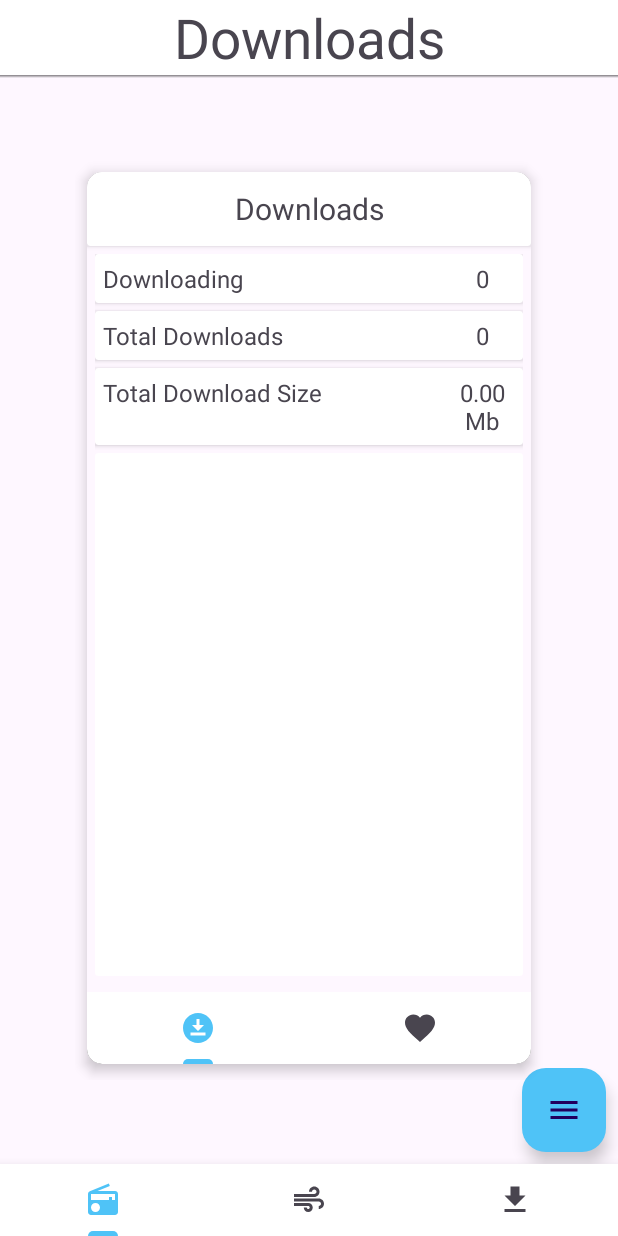
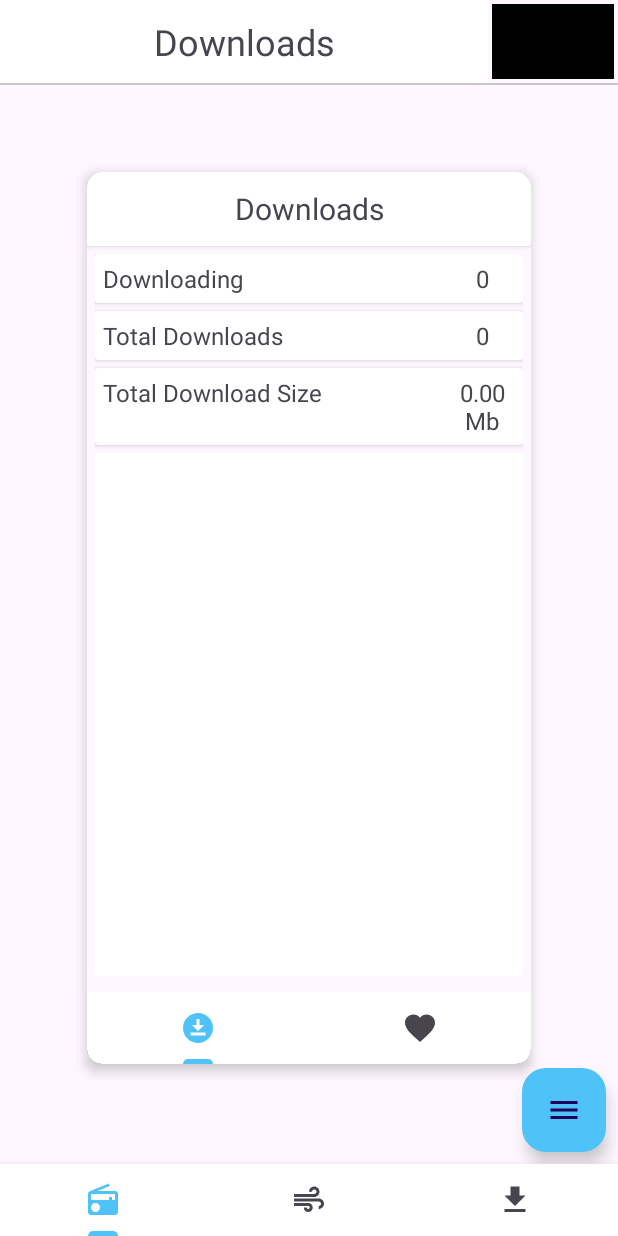
Before and after one commit to Nikhil-punia/radian, an Android app: the screen it shows after launch (MainActivity), after a tap on an icon or button, on a phone screen of 412 x 824 dp. Run offline under Robolectric (Android 15) with nearby library versions, the phone set to English and light mode, and no system bars; libraries missing offline, so code that uses them is left out: com.here.oksse; Roboto replaces fonts that are not available here.

Commit message:
some minor ui changes

```diff
--- a/app/src/main/java/com/example/exp/ui/fragment/Download_window.java
+++ b/app/src/main/java/com/example/exp/ui/fragment/Download_window.java
@@ -11,7 +11,6 @@ import androidx.annotation.OptIn;
 import androidx.fragment.app.Fragment;
 import androidx.media3.common.util.UnstableApi;
 import androidx.media3.ui.PlayerView;
-import androidx.recyclerview.widget.DividerItemDecoration;
 import androidx.recyclerview.widget.LinearLayoutManager;
 import androidx.recyclerview.widget.RecyclerView;
 
@@ -57,8 +56,6 @@ public class Download_window extends Fragment {
 
         RecyclerView recyclerView = view.findViewById(R.id.downloadRecycler);
         recyclerView.setLayoutManager(new LinearLayoutManager(requireContext()));
-        recyclerView.addItemDecoration(new DividerItemDecoration(requireContext(), DividerItemDecoration.VERTICAL));
-        recyclerView.addItemDecoration(new DividerItemDecoration(requireContext(), DividerItemDecoration.HORIZONTAL));
         recyclerView.setAdapter(new Download_adapter(getChannelData(),getContext(),pS));
     }
 
--- a/app/src/main/res/drawable/download_channel_item_container_border.xml
+++ b/app/src/main/res/drawable/download_channel_item_container_border.xml
@@ -3,12 +3,12 @@
     android:shape="rectangle" >
 
     <stroke
-        android:width="10dp"
-        android:color="?attr/colorOnSurfaceInverse" >
+        android:width="2.5dp"
+        android:color="@color/color_primary_light">
     </stroke>
 
     <corners
-        android:radius="1.5dp">
+        android:radius="0dp">
     </corners>
 
 </shape>
--- a/app/src/main/res/layout/fragment_download.xml
+++ b/app/src/main/res/layout/fragment_download.xml
@@ -6,27 +6,9 @@
     android:layout_height="match_parent"
     tools:context=".ui.fragment.Download_window" >
 
-    <androidx.media3.ui.PlayerView
-        android:id="@+id/player_view_download"
-        android:layout_width="match_parent"
-        android:layout_height="50dp"
-        android:layout_weight="0.75"
-        android:visibility="visible"
-        app:animation_enabled="true"
-        app:auto_show="true"
-        app:layout_constraintBottom_toBottomOf="parent"
-        app:layout_constraintEnd_toEndOf="parent"
-        app:layout_constraintStart_toStartOf="parent"
-        app:layout_constraintTop_toTopOf="parent"
-        app:layout_constraintVertical_bias="0.0"
-        app:show_buffering="when_playing"
-        app:show_shuffle_button="true">
-
-    </androidx.media3.ui.PlayerView>
-
     <LinearLayout
-        android:layout_width="match_parent"
-        android:layout_height="match_parent"
+        android:layout_width="0dp"
+        android:layout_height="0dp"
         android:background="?android:attr/colorBackground"
         android:orientation="vertical"
         app:layout_constraintBottom_toBottomOf="parent"
@@ -34,32 +16,73 @@
         app:layout_constraintStart_toStartOf="parent"
         app:layout_constraintTop_toTopOf="parent">
 
+        <LinearLayout
+            android:layout_width="match_parent"
+            android:layout_height="wrap_content"
+            android:orientation="horizontal">
+
             <TextView
                 android:id="@+id/textView3"
-            android:layout_width="match_parent"
-            android:layout_height="50dp"
+                android:layout_width="0dp"
+                android:layout_height="match_parent"
+                android:layout_weight="0.8"
                 android:background="?attr/colorSurfaceContainerLowest"
                 android:fontFamily="@font/averia_libre_light"
+                android:gravity="center"
+                android:padding="1dp"
                 android:text="Downloads"
                 android:textAlignment="center"
-            android:textSize="20sp"
-            app:autoSizeTextType="uniform" />
+                android:textSize="24sp" />
 
-        <View
-            android:id="@+id/divider"
+            <androidx.media3.ui.PlayerView
+                android:id="@+id/player_view_download"
+                android:layout_width="0dp"
+                android:layout_height="50dp"
+                android:layout_margin="2.5dp"
+                android:layout_weight="0.2"
+                android:visibility="visible"
+                app:animation_enabled="true"
+                app:auto_show="true"
+                app:resize_mode="fit"
+                app:show_buffering="when_playing"
+                app:show_shuffle_button="false"
+                app:use_artwork="true">
+
+            </androidx.media3.ui.PlayerView>
+
+        </LinearLayout>
+
+        <com.google.android.material.divider.MaterialDivider
+            android:id="@+id/divider6"
             android:layout_width="match_parent"
-            android:layout_height="2dp"
-            android:background="@drawable/shadow"
-            android:elevation="1000dp"
-            app:layout_constraintBottom_toBottomOf="@+id/playerSpace"
-            app:layout_constraintEnd_toEndOf="parent"
-            app:layout_constraintStart_toStartOf="parent"
-            app:layout_constraintTop_toBottomOf="@+id/playerSpace" />
+            android:layout_height="1dp" />
+
+        <androidx.core.widget.NestedScrollView
+            android:layout_width="match_parent"
+            android:layout_height="match_parent"
+            android:fillViewport="true">
+
+            <LinearLayout
+                android:layout_width="match_parent"
+                android:layout_height="wrap_content"
+                android:orientation="vertical" >
 
                 <androidx.recyclerview.widget.RecyclerView
                     android:id="@+id/downloadRecycler"
                     android:layout_width="match_parent"
-            android:layout_height="match_parent" />
+                    android:layout_height="wrap_content"
+                    android:paddingLeft="10dp"
+                    android:paddingTop="10dp"
+                    android:paddingRight="10dp">
+
+                </androidx.recyclerview.widget.RecyclerView>
+
+                <View
+                    android:id="@+id/divider5"
+                    android:layout_width="wrap_content"
+                    android:layout_height="75dp" />
+            </LinearLayout>
+        </androidx.core.widget.NestedScrollView>
 
     </LinearLayout>
 
```
Also changed, not shown: app/src/main/java/com/example/exp/ui/adapter/Download_adapter.java (+11 -0 lines), app/src/main/res/drawable/download_channel_item_container_border_stoked.xml (added, +17 -0 lines), app/src/main/res/drawable/download_item_border.xml (added, +18 -0 lines), app/src/main/res/layout/download_card.xml (+5 -3 lines), app/src/main/res/layout/download_item_card.xml (+6 -2 lines). Lines whose indentation alone changed are shown as unchanged.
